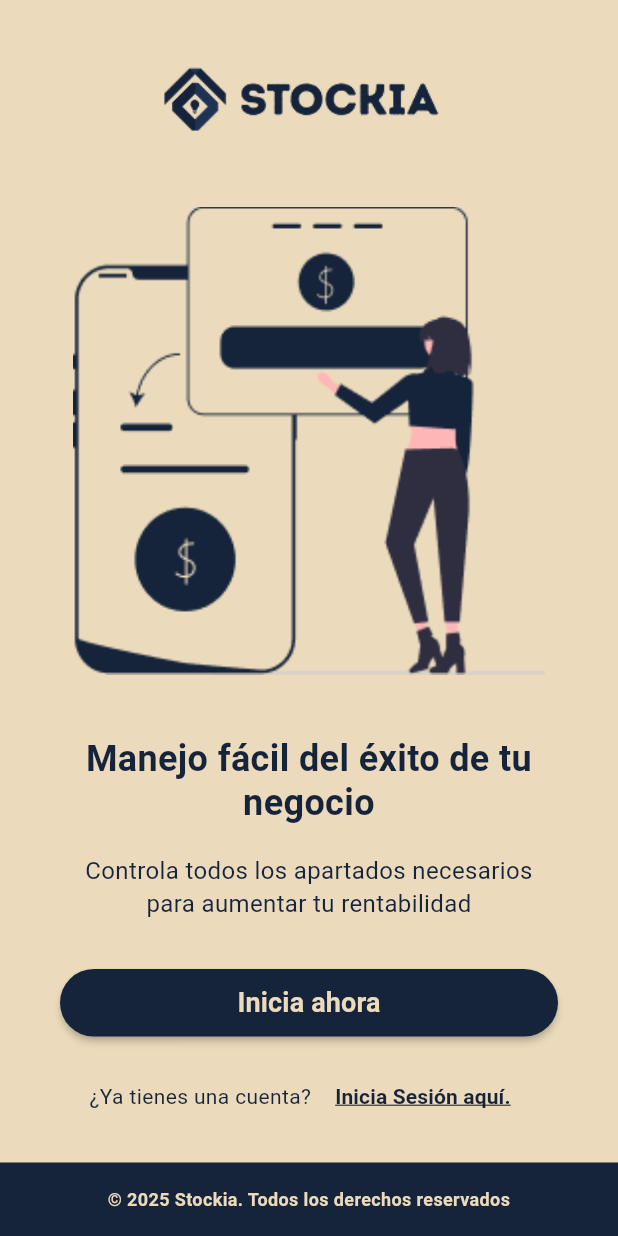
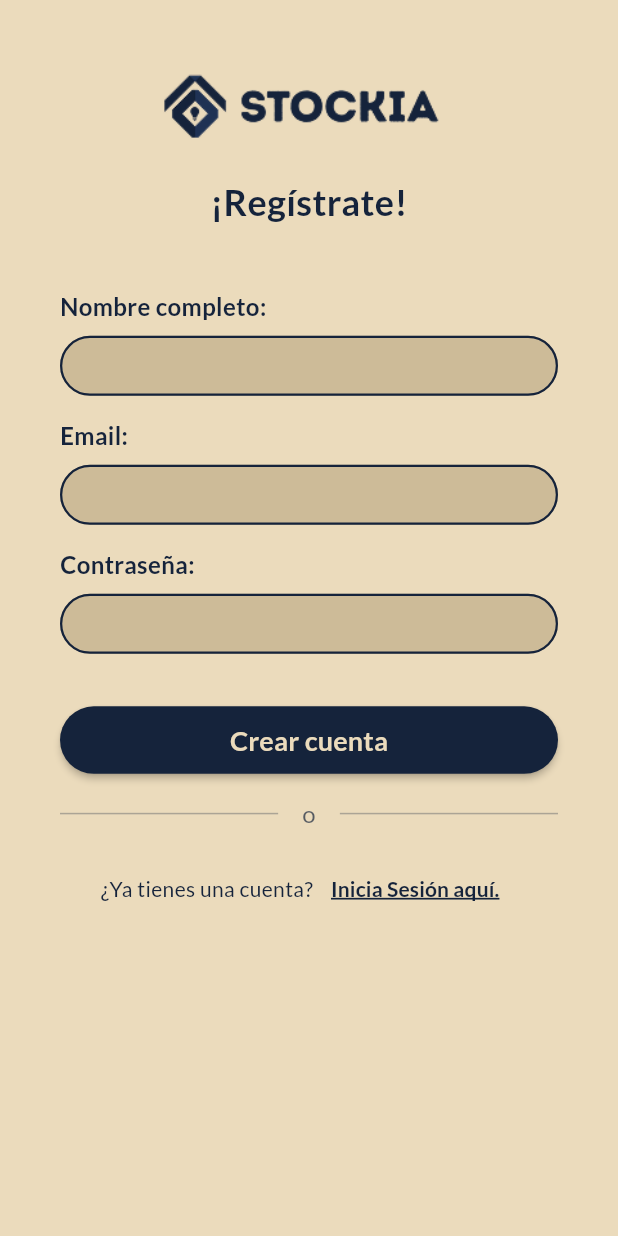
Before and after one commit to JuanesPachon/Stockia, a Flutter app: the screen it shows after launch, after a tap on "Inicia ahora", on a phone screen of 412 x 824 dp. Run offline on Flutter 3.47's test engine with Material 3 defaults, Android fonts, the phone set to English and light mode, and no system bars; our stand-ins replace google_fonts.

Commit message:
feat(auth): add RegisterPage and custom TextFormField

```diff
--- a/client/lib/core/theme/app_theme.dart
+++ b/client/lib/core/theme/app_theme.dart
@@ -1,4 +1,5 @@
 import 'package:flutter/material.dart';
+import 'package:google_fonts/google_fonts.dart';
 import '../constants/app_colors.dart';
 
 class AppTheme {
@@ -7,6 +8,7 @@ class AppTheme {
       useMaterial3: true,
       primaryColor: AppColors.mainBlue,
       scaffoldBackgroundColor: AppColors.mainWhite,
+      fontFamily: GoogleFonts.lato().fontFamily,
 
       colorScheme: const ColorScheme.light(
         primary: AppColors.mainBlue,
--- /dev/null
+++ b/client/lib/features/auth/presentation/pages/register_page.dart
@@ -0,0 +1,193 @@
+import 'package:flutter/material.dart';
+import '../../../../core/constants/app_colors.dart';
+import '../../../../shared/widgets/custom_elevated_button.dart';
+import '../../../../shared/widgets/custom_text_field.dart';
+
+class RegisterPage extends StatefulWidget {
+  const RegisterPage({super.key});
+
+  @override
+  State<RegisterPage> createState() => _RegisterPageState();
+}
+
+class _RegisterPageState extends State<RegisterPage> {
+  final _formKey = GlobalKey<FormState>();
+  final _nameController = TextEditingController();
+  final _emailController = TextEditingController();
+  final _passwordController = TextEditingController();
+
+  @override
+  void dispose() {
+    _nameController.dispose();
+    _emailController.dispose();
+    _passwordController.dispose();
+    super.dispose();
+  }
+
+  @override
+  Widget build(BuildContext context) {
+    final screenHeight = MediaQuery.of(context).size.height;
+
+    return Scaffold(
+      backgroundColor: AppColors.mainWhite,
+      resizeToAvoidBottomInset: true,
+      body: SafeArea(
+        child: SingleChildScrollView(
+          padding: const EdgeInsets.symmetric(horizontal: 40),
+          child: IntrinsicHeight(
+            child: Form(
+              key: _formKey,
+              autovalidateMode: AutovalidateMode.onUserInteraction,
+              child: Column(
+                children: [
+                  SizedBox(height: screenHeight * 0.05),
+
+                  Image.asset('assets/images/stockia_logo.png', height: 60),
+
+                  SizedBox(height: screenHeight * 0.02),
+
+                  const Text(
+                    '¡Regístrate!',
+                    textAlign: TextAlign.center,
+                    style: TextStyle(
+                      color: AppColors.mainBlue,
+                      fontSize: 24,
+                      fontWeight: FontWeight.bold,
+                    ),
+                  ),
+
+                  SizedBox(height: screenHeight * 0.05),
+
+                  Column(
+                    spacing: 15,
+                    children: [
+                      CustomTextField(
+                        label: 'Nombre completo:',
+                        controller: _nameController,
+                        keyboardType: TextInputType.name,
+                        validator: (value) {
+                          if (value == null || value.isEmpty) {
+                            return 'Por favor ingrese su nombre';
+                          }
+                          return null;
+                        },
+                      ),
+
+                      CustomTextField(
+                        label: 'Email:',
+                        controller: _emailController,
+                        keyboardType: TextInputType.emailAddress,
+                        validator: (value) {
+                          if (value == null || value.isEmpty) {
+                            return 'Por favor ingrese su email';
+                          }
+                          if (!RegExp(
+                            r'^[\w-\.]+@([\w-]+\.)+[\w-]{2,4}$',
+                          ).hasMatch(value)) {
+                            return 'Por favor ingrese un email válido';
+                          }
+                          return null;
+                        },
+                      ),
+
+                      CustomTextField(
+                        label: 'Contraseña:',
+                        controller: _passwordController,
+                        obscureText: true,
+                        validator: (value) {
+                          if (value == null || value.isEmpty) {
+                            return 'Por favor ingrese su contraseña';
+                          }
+                          if (value.length < 8) {
+                            return 'La contraseña debe tener al menos 8 caracteres';
+                          }
+                          return null;
+                        },
+                      ),
+
+                      const SizedBox(height: 5),
+
+                        CustomElevatedButton(
+                          text: 'Crear cuenta',
+                          onPressed: () {
+                            if (_formKey.currentState!.validate()) {
+
+                            }
+                          },
+                        ),
+
+                      Row(
+                        children: [
+                          Expanded(
+                            child: Container(
+                              height: 1,
+                              color: AppColors.mainBlue.withValues(
+                                alpha: 0.3,
+                              ),
+                            ),
+                          ),
+                          Padding(
+                            padding: const EdgeInsets.symmetric(
+                              horizontal: 16,
+                            ),
+                            child: Text(
+                              'o',
+                              style: TextStyle(
+                                color: AppColors.mainBlue.withValues(
+                                  alpha: 0.7,
+                                ),
+                                fontSize: 16,
+                              ),
+                            ),
+                          ),
+                          Expanded(
+                            child: Container(
+                              height: 1,
+                              color: AppColors.mainBlue.withValues(
+                                alpha: 0.3,
+                              ),
+                            ),
+                          ),
+                        ],
+                      ),
+
+                      Row(
+                        mainAxisAlignment: MainAxisAlignment.center,
+                        children: [
+                          const Text(
+                            '¿Ya tienes una cuenta?',
+                            style: TextStyle(
+                              color: AppColors.mainBlue,
+                              fontSize: 14,
+                            ),
+                          ),
+                          TextButton(
+                            onPressed: () {
+                              Navigator.pop(context);
+                            },
+                            child: const Text(
+                              'Inicia Sesión aquí.',
+                              style: TextStyle(
+                                color: AppColors.mainBlue,
+                                fontSize: 14,
+                                fontWeight: FontWeight.w600,
+                                decoration: TextDecoration.underline,
+                              ),
+                            ),
+                          ),
+                        ],
+                      ),
+                    ],
+                  ),
+
+                  const Spacer(),
+                  SizedBox(height: screenHeight * 0.05),
+                ],
+              ),
+            ),
+          ),
+        ),
+      ),
+    );
+  }
+}
--- a/client/lib/features/onboarding/presentation/pages/welcome_page.dart
+++ b/client/lib/features/onboarding/presentation/pages/welcome_page.dart
@@ -1,5 +1,6 @@
 import 'package:client/core/constants/app_colors.dart';
 import 'package:flutter/material.dart';
+import '../../../../core/constants/app_routes.dart';
 import '../../../../shared/widgets/custom_elevated_button.dart';
 import '../../../../shared/widgets/app_footer.dart';
 
@@ -83,15 +84,13 @@ class WelcomePage extends StatelessWidget {
   Widget _buildButtons(BuildContext context) {
     return Column(
       children: [
-        // Start button
         CustomElevatedButton(
           text: 'Inicia ahora',
           onPressed: () {
-
+            Navigator.pushNamed(context, AppRoutes.register);
           },
         ),
         const SizedBox(height: 16.0),
-        // Login link
         Row(
           mainAxisAlignment: MainAxisAlignment.center,
           children: [
@@ -102,7 +101,6 @@ class WelcomePage extends StatelessWidget {
                 fontSize: 14.0,
               ),
             ),
-            const SizedBox(width: 4),
             TextButton(
               onPressed: () {
 
--- a/client/lib/main.dart
+++ b/client/lib/main.dart
@@ -1,6 +1,8 @@
 import 'package:flutter/material.dart';
 import 'core/constants/app_routes.dart';
+import 'core/theme/app_theme.dart';
 import 'features/onboarding/presentation/pages/welcome_page.dart';
+import 'features/auth/presentation/pages/register_page.dart';
 
 void main() {
   runApp(const StockiaApp());
@@ -13,10 +15,12 @@ class StockiaApp extends StatelessWidget {
   Widget build(BuildContext context) {
     return MaterialApp(
       title: 'Stockia',
+      theme: AppTheme.lightTheme,
       debugShowCheckedModeBanner: false,
       initialRoute: AppRoutes.welcome,
       routes: {
         AppRoutes.welcome: (context) => const WelcomePage(),
+        AppRoutes.register: (context) => const RegisterPage(),
       },
     );
   }
--- /dev/null
+++ b/client/lib/shared/widgets/custom_text_field.dart
@@ -0,0 +1,88 @@
+import 'package:flutter/material.dart';
+import '../../core/constants/app_colors.dart';
+
+class CustomTextField extends StatelessWidget {
+  final String label;
+  final String? hintText;
+  final bool obscureText;
+  final TextEditingController? controller;
+  final TextInputType? keyboardType;
+  final String? Function(String?)? validator;
+
+  const CustomTextField({
+    super.key,
+    required this.label,
+    this.hintText,
+    this.obscureText = false,
+    this.controller,
+    this.keyboardType,
+    this.validator,
+  });
+
+  @override
+  Widget build(BuildContext context) {
+    return Column(
+      crossAxisAlignment: CrossAxisAlignment.start,
+      children: [
+        Text(
+          label,
+          style: const TextStyle(
+            color: AppColors.mainBlue,
+            fontSize: 16,
+            fontWeight: FontWeight.w600,
+          ),
+        ),
+
+        const SizedBox(height: 8),
+
+        TextFormField(
+            controller: controller,
+            obscureText: obscureText,
+            keyboardType: keyboardType,
+            validator: validator,
+            decoration: InputDecoration(
+              hintText: hintText,
+              filled: true,
+              fillColor: const Color.fromARGB(255, 205, 187, 152),
+              isDense: true,
+              border: OutlineInputBorder(
+                borderRadius: BorderRadius.circular(30),
+                borderSide: const BorderSide(
+                  color: AppColors.mainBlue,
+                  width: 1.3,
+                ),
+              ),
+              enabledBorder: OutlineInputBorder(
+                borderRadius: BorderRadius.circular(30),
+                borderSide: const BorderSide(
+                  color: AppColors.mainBlue,
+                  width: 1.5,
+                ),
+              ),
+              focusedBorder: OutlineInputBorder(
+                borderRadius: BorderRadius.circular(30),
+                borderSide: const BorderSide(
+                  color: AppColors.mainBlue,
+                  width: 2.5,
+                ),
+              ),
+              errorBorder: OutlineInputBorder(
+                borderRadius: BorderRadius.circular(30),
+                borderSide: const BorderSide(color: Colors.red, width: 1.5),
+              ),
+              focusedErrorBorder: OutlineInputBorder(
+                borderRadius: BorderRadius.circular(30),
+                borderSide: const BorderSide(color: Colors.red, width: 2.5),
+              ),
+
+              contentPadding: const EdgeInsets.symmetric(
+                horizontal: 20,
+                vertical: 8,
+              ),
+            ),
+            style: const TextStyle(color: AppColors.mainBlue, fontSize: 16),
+          ),
+      ],
+    );
+  }
+}
--- a/client/pubspec.yaml
+++ b/client/pubspec.yaml
@@ -9,6 +9,7 @@ environment:
 dependencies:
   flutter:
     sdk: flutter
+  google_fonts: ^6.1.0
 
 dev_dependencies:
   flutter_test:
```
Also changed, not shown: client/pubspec.lock.
